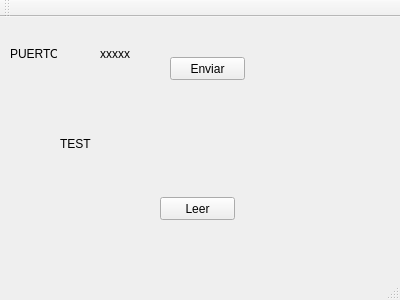
Before: the Qt Designer form mainwindow.ui in RoboticArts/SerialTest, drawn with Qt 5.
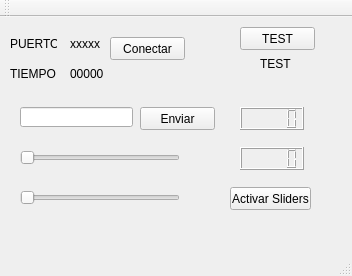
After: the same form once the commit is applied.

Patch:
```diff
--- a/mainwindow.ui
+++ b/mainwindow.ui
@@ -6,8 +6,8 @@
    <rect>
     <x>0</x>
     <y>0</y>
-    <width>400</width>
-    <height>300</height>
+    <width>352</width>
+    <height>276</height>
    </rect>
   </property>
   <property name="windowTitle">
@@ -18,7 +18,7 @@
     <property name="geometry">
      <rect>
       <x>10</x>
-      <y>30</y>
+      <y>20</y>
       <width>47</width>
       <height>13</height>
      </rect>
@@ -30,8 +30,8 @@
    <widget class="QLabel" name="LabelPort">
     <property name="geometry">
      <rect>
-      <x>100</x>
-      <y>30</y>
+      <x>70</x>
+      <y>20</y>
       <width>47</width>
       <height>13</height>
      </rect>
@@ -43,8 +43,57 @@
    <widget class="QPushButton" name="ButtonSerialPort">
     <property name="geometry">
      <rect>
-      <x>170</x>
+      <x>110</x>
+      <y>20</y>
+      <width>75</width>
+      <height>23</height>
+     </rect>
+    </property>
+    <property name="text">
+     <string>Conectar</string>
+    </property>
+   </widget>
+   <widget class="QLabel" name="LabelTest">
+    <property name="geometry">
+     <rect>
+      <x>260</x>
       <y>40</y>
+      <width>47</width>
+      <height>13</height>
+     </rect>
+    </property>
+    <property name="text">
+     <string>TEST</string>
+    </property>
+   </widget>
+   <widget class="QPushButton" name="TestButton">
+    <property name="geometry">
+     <rect>
+      <x>240</x>
+      <y>10</y>
+      <width>75</width>
+      <height>23</height>
+     </rect>
+    </property>
+    <property name="text">
+     <string>TEST</string>
+    </property>
+   </widget>
+   <widget class="QLineEdit" name="EditStringData">
+    <property name="geometry">
+     <rect>
+      <x>20</x>
+      <y>90</y>
+      <width>113</width>
+      <height>20</height>
+     </rect>
+    </property>
+   </widget>
+   <widget class="QPushButton" name="SendButton">
+    <property name="geometry">
+     <rect>
+      <x>140</x>
+      <y>90</y>
       <width>75</width>
       <height>23</height>
      </rect>
@@ -53,30 +102,95 @@
      <string>Enviar</string>
     </property>
    </widget>
-   <widget class="QLabel" name="LabelTest">
+   <widget class="QLabel" name="label_2">
     <property name="geometry">
      <rect>
-      <x>60</x>
-      <y>120</y>
+      <x>10</x>
+      <y>50</y>
       <width>47</width>
       <height>13</height>
      </rect>
     </property>
     <property name="text">
-     <string>TEST</string>
+     <string>TIEMPO</string>
     </property>
    </widget>
-   <widget class="QPushButton" name="ReadButton">
+   <widget class="QLabel" name="LabelTime">
     <property name="geometry">
      <rect>
-      <x>160</x>
-      <y>180</y>
-      <width>75</width>
+      <x>70</x>
+      <y>50</y>
+      <width>47</width>
+      <height>13</height>
+     </rect>
+    </property>
+    <property name="text">
+     <string>00000</string>
+    </property>
+   </widget>
+   <widget class="QSlider" name="SliderX">
+    <property name="geometry">
+     <rect>
+      <x>20</x>
+      <y>130</y>
+      <width>160</width>
+      <height>22</height>
+     </rect>
+    </property>
+    <property name="maximum">
+     <number>255</number>
+    </property>
+    <property name="orientation">
+     <enum>Qt::Horizontal</enum>
+    </property>
+   </widget>
+   <widget class="QSlider" name="SliderY">
+    <property name="geometry">
+     <rect>
+      <x>20</x>
+      <y>170</y>
+      <width>160</width>
+      <height>22</height>
+     </rect>
+    </property>
+    <property name="maximum">
+     <number>255</number>
+    </property>
+    <property name="orientation">
+     <enum>Qt::Horizontal</enum>
+    </property>
+   </widget>
+   <widget class="QLCDNumber" name="DisplayX">
+    <property name="geometry">
+     <rect>
+      <x>240</x>
+      <y>90</y>
+      <width>64</width>
       <height>23</height>
      </rect>
     </property>
+   </widget>
+   <widget class="QLCDNumber" name="DisplayY">
+    <property name="geometry">
+     <rect>
+      <x>240</x>
+      <y>130</y>
+      <width>64</width>
+      <height>23</height>
+     </rect>
+    </property>
+   </widget>
+   <widget class="QPushButton" name="EnableSliderButton">
+    <property name="geometry">
+     <rect>
+      <x>230</x>
+      <y>170</y>
+      <width>81</width>
+      <height>23</height>
+     </rect>
+    </property>
     <property name="text">
-     <string>Leer</string>
+     <string>Activar Sliders</string>
     </property>
    </widget>
   </widget>
```
Left out of the diff: 7 changed lines with no effect on the pictures.
